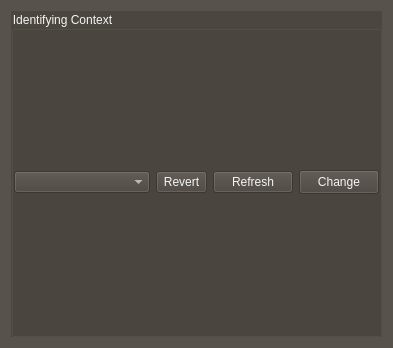
CommanderPho/pyPhoPlaceCellAnalysis, file src/pyphoplacecellanalysis/GUI/Qt/Widgets/IdentifyingContextSelector/IdentifyingContextSelectorWidget.ui: the form before one commit.
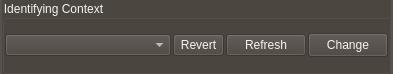
The form after the commit.

```diff
--- a/src/pyphoplacecellanalysis/GUI/Qt/Widgets/IdentifyingContextSelector/IdentifyingContextSelectorWidget.ui
+++ b/src/pyphoplacecellanalysis/GUI/Qt/Widgets/IdentifyingContextSelector/IdentifyingContextSelectorWidget.ui
@@ -7,7 +7,7 @@
     <x>0</x>
     <y>0</y>
     <width>393</width>
-    <height>348</height>
+    <height>74</height>
    </rect>
   </property>
   <property name="windowTitle">
@@ -20,7 +20,19 @@
 color: rgb(244, 244, 244);
 border-color: rgb(0, 0, 0);</string>
   </property>
-  <layout class="QVBoxLayout" name="verticalLayout">
+  <layout class="QVBoxLayout" name="verticalLayout" stretch="0">
+   <property name="leftMargin">
+    <number>2</number>
+   </property>
+   <property name="topMargin">
+    <number>0</number>
+   </property>
+   <property name="rightMargin">
+    <number>2</number>
+   </property>
+   <property name="bottomMargin">
+    <number>0</number>
+   </property>
    <item>
     <widget class="QGroupBox" name="groupBox">
      <property name="enabled">
@@ -29,7 +41,10 @@
      <property name="title">
       <string>Identifying Context</string>
      </property>
-     <layout class="QHBoxLayout" name="horizontalLayout">
+     <layout class="QHBoxLayout" name="horizontalLayout" stretch="1,0,0,0">
+      <property name="spacing">
+       <number>2</number>
+      </property>
       <property name="leftMargin">
        <number>0</number>
       </property>
```
